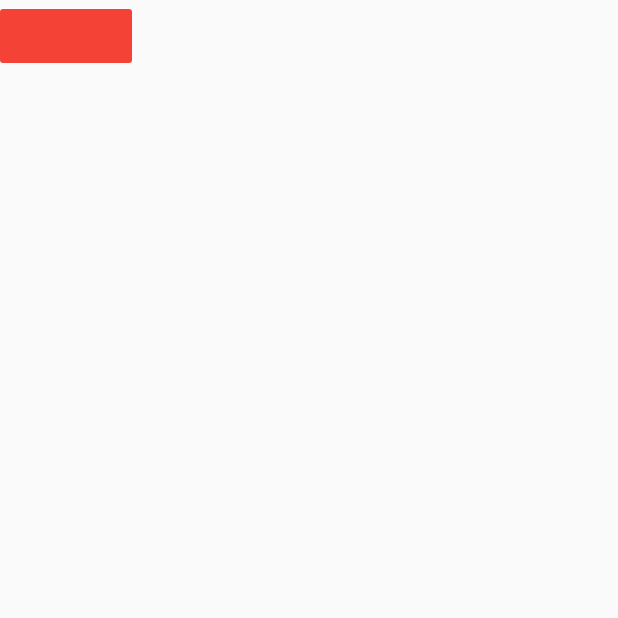
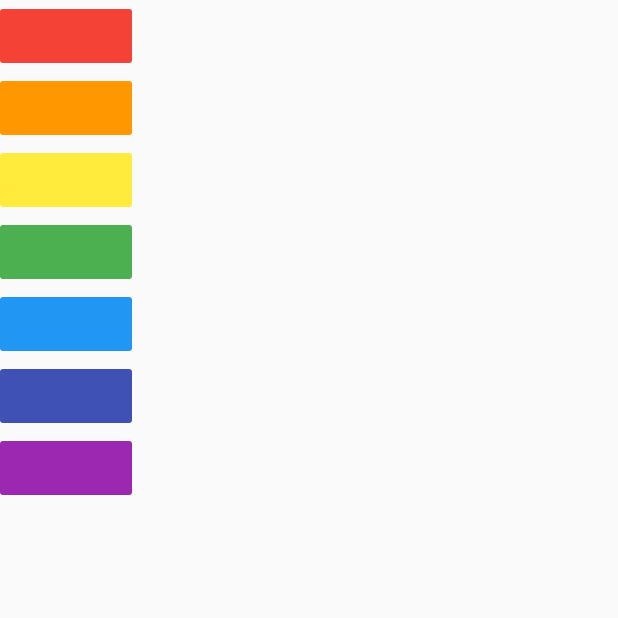
Before and after one commit to Yoonwoojae/xylophone_flutter, a Flutter app: the screen it shows after launch, on a phone screen of 412 x 824 dp, the top half of it. Run offline on Flutter 3.47's test engine with Material 2 defaults, Android fonts, the phone set to English and light mode, and no system bars; our stand-ins replace audioplayers.

Commit message:
7개 버튼 적용

```diff
--- a/lib/main.dart
+++ b/lib/main.dart
@@ -18,6 +18,48 @@ class XylophoneApp extends StatelessWidget {
                   player.play('note1.wav');
                 },
               ),
+              FlatButton(
+                color: Colors.orange,
+                onPressed: () {
+                  final player = AudioCache();
+                  player.play('note1.wav');
+                },
+              ),
+              FlatButton(
+                color: Colors.yellow,
+                onPressed: () {
+                  final player = AudioCache();
+                  player.play('note1.wav');
+                },
+              ),
+              FlatButton(
+                color: Colors.green,
+                onPressed: () {
+                  final player = AudioCache();
+                  player.play('note1.wav');
+                },
+              ),
+              FlatButton(
+                color: Colors.blue,
+                onPressed: () {
+                  final player = AudioCache();
+                  player.play('note1.wav');
+                },
+              ),
+              FlatButton(
+                color: Colors.indigo,
+                onPressed: () {
+                  final player = AudioCache();
+                  player.play('note1.wav');
+                },
+              ),
+              FlatButton(
+                color: Colors.purple,
+                onPressed: () {
+                  final player = AudioCache();
+                  player.play('note1.wav');
+                },
+              ),
             ],
           ),
         ),
```
